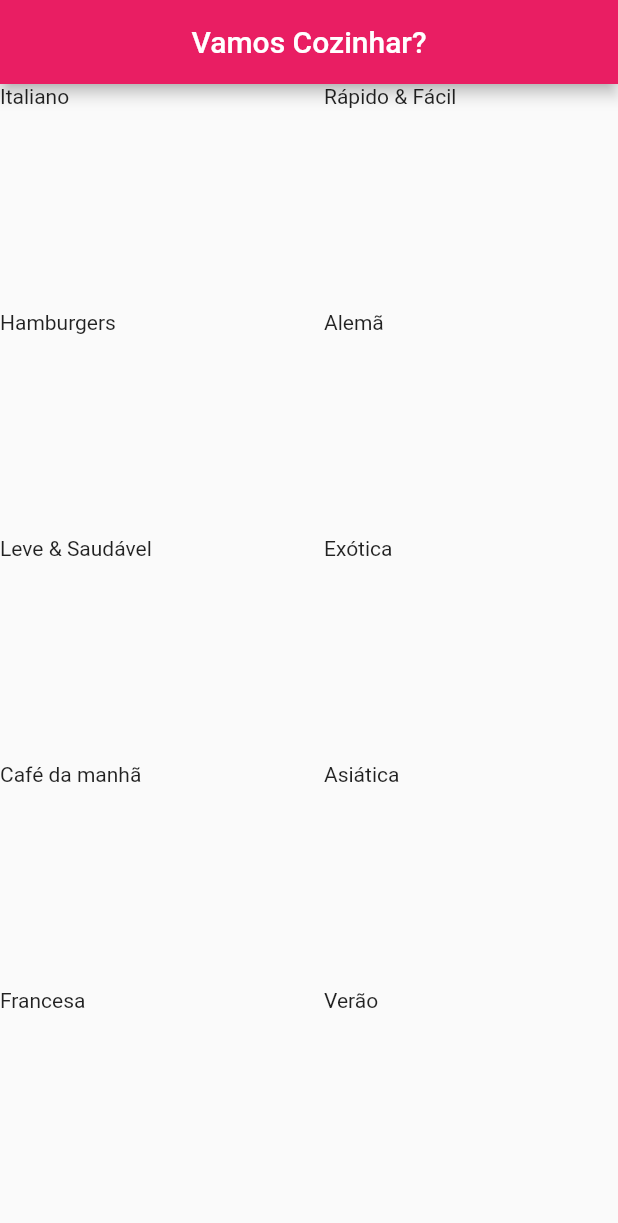
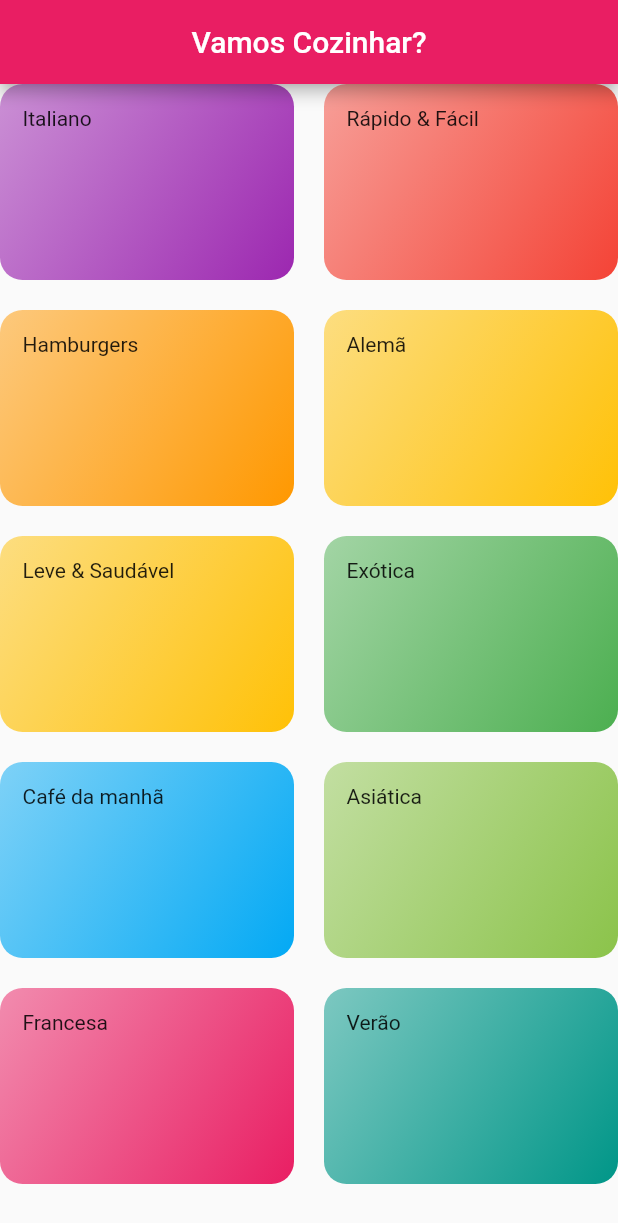
Before and after one commit to DaviSilva2019/MultiplasTelasFlutter, a Flutter app: the screen it shows after launch, on a phone screen of 412 x 824 dp. Shown: the top 1223 px of the screen. Run offline on Flutter 3.47's test engine with Material 2 defaults, Android fonts, the phone set to English and light mode, and no system bars.

Commit message:
### Adicionado  - Decoração em formato de box para as categorias

```diff
--- a/lib/components/category_item.dart
+++ b/lib/components/category_item.dart
@@ -13,7 +13,19 @@ class CategoryItem extends StatelessWidget {
   @override
   Widget build(BuildContext context) {
     return Container(
+        padding: EdgeInsets.all(15),
         child: Text(category.title),
+        decoration: BoxDecoration(
+          borderRadius: BorderRadius.circular(15),
+          gradient: LinearGradient(
+            colors: [
+              category.color.withOpacity(0.5),
+              category.color,
+            ],
+            begin : Alignment.topLeft,
+            end: Alignment.bottomRight
+          )
+        ),
     );
   }
 }
```
